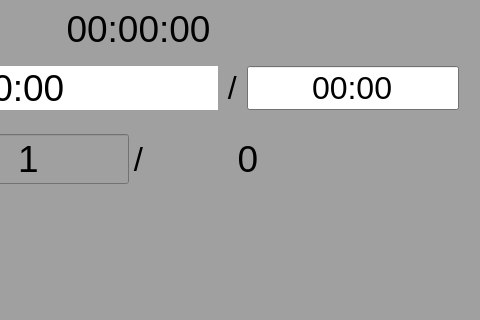
The window that src/controlscreen.ui (stiglers-eponym/BeamerPresenter) describes before a commit, drawn with Qt 5; both pictures show x 886 to 1366 and y 0 to 320 of the 1366 by 768 pixel window.
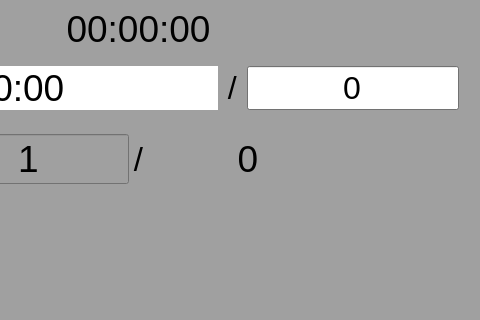
The same window after the commit. Custom widgets are drawn as their Qt base class.

The edit to the form file:
```diff
--- a/src/controlscreen.ui
+++ b/src/controlscreen.ui
@@ -483,7 +483,7 @@
      <verstretch>0</verstretch>
     </sizepolicy>
    </property>
-   <layout class="QGridLayout" name="gridLayout" rowstretch="1,3,0" columnstretch="0,0" rowminimumheight="0,0">
+   <layout class="QGridLayout" name="gridLayout" rowstretch="1,3,0" columnstretch="0,0" rowminimumheight="0,0,0">
     <property name="leftMargin">
      <number>0</number>
     </property>
@@ -819,7 +819,7 @@
            <string notr="true"/>
           </property>
           <property name="text">
-           <string notr="true">00:00</string>
+           <string notr="true">0</string>
           </property>
           <property name="maxLength">
            <number>7</number>
```
Left out of the diff: 2 changed lines with no effect on the pictures.
